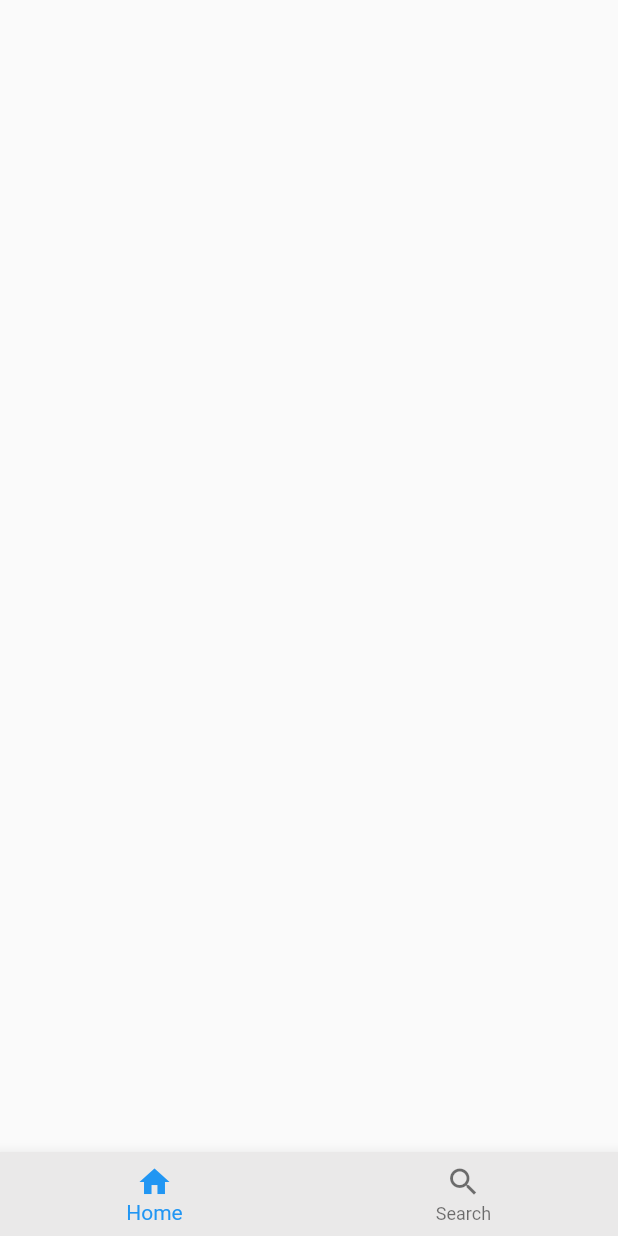
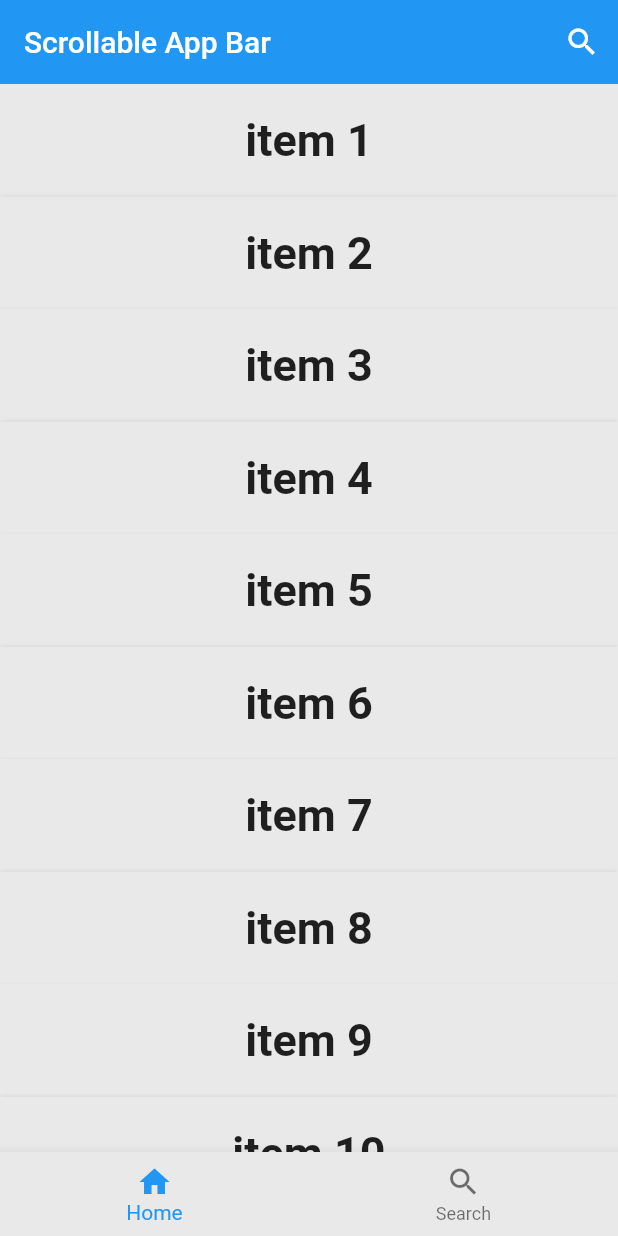
Before and after one commit to paxFortuna/UI-Show-Hide-AppBar, a Flutter app: the screen it shows after launch, on a phone screen of 412 x 824 dp. Run offline on Flutter 3.47's test engine with Material 2 defaults, Android fonts, the phone set to English and light mode, and no system bars.

Commit message:
feat: NestedScrollView, SliverAppBar

```diff
--- a/lib/scrollabeAppBar.dart
+++ b/lib/scrollabeAppBar.dart
@@ -1,4 +1,5 @@
 import 'package:flutter/material.dart';
+import 'package:ui_hide_show_abbbar/square.dart';
 
 class ScrollAppBar extends StatefulWidget {
   const ScrollAppBar({Key? key}) : super(key: key);
@@ -8,8 +9,64 @@ class ScrollAppBar extends StatefulWidget {
 }
 
 class _ScrollAppBarState extends State<ScrollAppBar> {
+  final items = [
+    'item 1',
+    'item 2',
+    'item 3',
+    'item 4',
+    'item 5',
+    'item 6',
+    'item 7',
+    'item 8',
+    'item 9',
+    'item 10',
+    'item 11',
+    'item 12',
+    'item 13',
+    'item 14',
+    'item 16',
+    'item 16',
+    'item 17',
+    'item 18',
+    'item 19',
+    'item 20',
+    'item 21',
+    'item 22',
+    'item 23',
+    'item 24',
+  ];
+
   @override
   Widget build(BuildContext context) {
-    return Container();
+    return Scaffold(
+      body: NestedScrollView(
+        floatHeaderSlivers: true,
+        headerSliverBuilder: (BuildContext context, bool innerBoxIsScrolled) {
+          return [
+            SliverAppBar(
+              floating: true,
+              snap: true,
+              title: const Text('Scrollable App Bar'),
+              actions: [
+                IconButton(
+                  onPressed: () {},
+                  icon: const Icon(Icons.search),
+                ),
+              ],
+            )
+          ];
+        },
+        body: ListView.separated(
+          itemCount: items.length,
+          itemBuilder: (context, index) {
+            return Square(child: items[index]);
+          },
+          separatorBuilder: (context, index){
+            return const SizedBox(height: 0);
+          },
+        ),
+
+      ),
+    );
   }
 }
--- a/lib/square.dart
+++ b/lib/square.dart
@@ -13,16 +13,19 @@ class Square extends StatelessWidget {
         boxShadow: [
           BoxShadow(
             blurRadius: 2,
-            offset: Offset(0,1),
+            offset: Offset(0, 1),
             color: Color.fromARGB(47, 0, 0, 0),
           ),
         ],
-      color: Color.fromARGB(255, 234, 233, 233),
+        color: Color.fromARGB(255, 234, 233, 233),
       ),
       child: Center(
         child: Text(
           child,
-          style: const TextStyle(fontSize: 20),
+          style: const TextStyle(
+            fontSize: 30,
+            fontWeight: FontWeight.bold,
+          ),
         ),
       ),
     );
```
